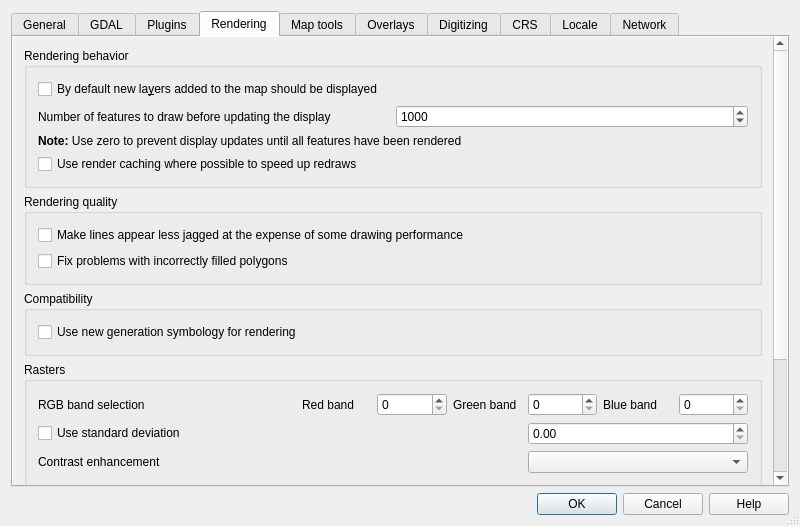
Above: src/ui/qgsoptionsbase.ui from qgis/QGIS before the change. Below: the same form after it.
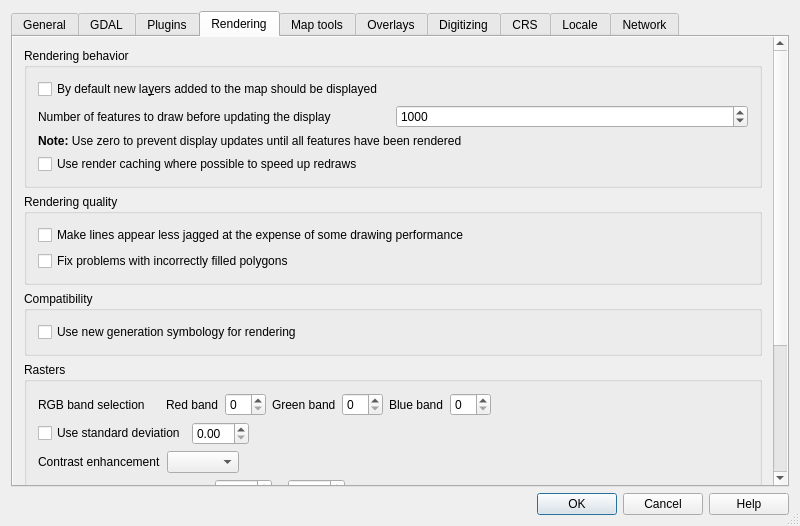
That is the form after the change. The open tabs and pages were chosen to show the change. Icons and pictures are not drawn. Custom widgets are drawn as their Qt base class.

Commit message: raster cumulative cut optional limits

The edit to the form file:
```diff
--- a/src/ui/qgsoptionsbase.ui
+++ b/src/ui/qgsoptionsbase.ui
@@ -941,9 +941,9 @@
           <property name="geometry">
            <rect>
             <x>0</x>
-            <y>0</y>
-            <width>760</width>
-            <height>625</height>
+            <y>-169</y>
+            <width>766</width>
+            <height>621</height>
            </rect>
           </property>
           <layout class="QGridLayout" name="gridLayout_8">
@@ -1039,6 +1039,218 @@
              </layout>
             </widget>
            </item>
+           <item row="3" column="0">
+            <widget class="QGroupBox" name="groupBox_14">
+             <property name="title">
+              <string>Rasters</string>
+             </property>
+             <layout class="QVBoxLayout" name="verticalLayout_4">
+              <item>
+               <widget class="QWidget" name="widget" native="true">
+                <layout class="QHBoxLayout" name="horizontalLayout_19">
+                 <property name="margin">
+                  <number>0</number>
+                 </property>
+                 <item>
+                  <widget class="QLabel" name="label_21">
+                   <property name="text">
+                    <string>RGB band selection</string>
+                   </property>
+                  </widget>
+                 </item>
+                 <item>
+                  <spacer name="horizontalSpacer_19">
+                   <property name="orientation">
+                    <enum>Qt::Horizontal</enum>
+                   </property>
+                   <property name="sizeType">
+                    <enum>QSizePolicy::Maximum</enum>
+                   </property>
+                   <property name="sizeHint" stdset="0">
+                    <size>
+                     <width>15</width>
+                     <height>20</height>
+                    </size>
+                   </property>
+                  </spacer>
+                 </item>
+                 <item>
+                  <widget class="QLabel" name="label_22">
+                   <property name="text">
+                    <string>Red band</string>
+                   </property>
+                  </widget>
+                 </item>
+                 <item>
+                  <widget class="QSpinBox" name="spnRed"/>
+                 </item>
+                 <item>
+                  <widget class="QLabel" name="label_23">
+                   <property name="text">
+                    <string>Green band</string>
+                   </property>
+                  </widget>
+                 </item>
+                 <item>
+                  <widget class="QSpinBox" name="spnGreen"/>
+                 </item>
+                 <item>
+                  <widget class="QLabel" name="label_24">
+                   <property name="text">
+                    <string>Blue band</string>
+                   </property>
+                  </widget>
+                 </item>
+                 <item>
+                  <widget class="QSpinBox" name="spnBlue"/>
+                 </item>
+                 <item>
+                  <spacer name="horizontalSpacer_20">
+                   <property name="orientation">
+                    <enum>Qt::Horizontal</enum>
+                   </property>
+                   <property name="sizeHint" stdset="0">
+                    <size>
+                     <width>40</width>
+                     <height>20</height>
+                    </size>
+                   </property>
+                  </spacer>
+                 </item>
+                </layout>
+               </widget>
+              </item>
+              <item>
+               <widget class="QWidget" name="widget_2" native="true">
+                <layout class="QHBoxLayout" name="horizontalLayout_20">
+                 <property name="margin">
+                  <number>0</number>
+                 </property>
+                 <item>
+                  <widget class="QCheckBox" name="chkUseStandardDeviation">
+                   <property name="text">
+                    <string>Use standard deviation</string>
+                   </property>
+                  </widget>
+                 </item>
+                 <item>
+                  <widget class="QDoubleSpinBox" name="spnThreeBandStdDev">
+                   <property name="maximum">
+                    <double>10.000000000000000</double>
+                   </property>
+                   <property name="singleStep">
+                    <double>0.100000000000000</double>
+                   </property>
+                  </widget>
+                 </item>
+                 <item>
+                  <spacer name="horizontalSpacer_21">
+                   <property name="orientation">
+                    <enum>Qt::Horizontal</enum>
+                   </property>
+                   <property name="sizeHint" stdset="0">
+                    <size>
+                     <width>258</width>
+                     <height>20</height>
+                    </size>
+                   </property>
+                  </spacer>
+                 </item>
+                </layout>
+               </widget>
+              </item>
+              <item>
+               <widget class="QWidget" name="widget_3" native="true">
+                <layout class="QHBoxLayout" name="horizontalLayout_22">
+                 <property name="margin">
+                  <number>0</number>
+                 </property>
+                 <item>
+                  <widget class="QLabel" name="label_37">
+                   <property name="text">
+                    <string>Contrast enhancement</string>
+                   </property>
+                  </widget>
+                 </item>
+                 <item>
+                  <widget class="QComboBox" name="cboxContrastEnhancementAlgorithm"/>
+                 </item>
+                 <item>
+                  <spacer name="horizontalSpacer_23">
+                   <property name="orientation">
+                    <enum>Qt::Horizontal</enum>
+                   </property>
+                   <property name="sizeHint" stdset="0">
+                    <size>
+                     <width>208</width>
+                     <height>20</height>
+                    </size>
+                   </property>
+                  </spacer>
+                 </item>
+                </layout>
+               </widget>
+              </item>
+              <item>
+               <widget class="QWidget" name="widget_4" native="true">
+                <layout class="QHBoxLayout" name="horizontalLayout_18">
+                 <property name="margin">
+                  <number>0</number>
+                 </property>
+                 <item>
+                  <widget class="QLabel" name="label_36">
+                   <property name="text">
+                    <string>Cumulative pixel count cut limits</string>
+                   </property>
+                  </widget>
+                 </item>
+                 <item>
+                  <widget class="QDoubleSpinBox" name="mRasterCumulativeCutLowerDoubleSpinBox">
+                   <property name="decimals">
+                    <number>1</number>
+                   </property>
+                  </widget>
+                 </item>
+                 <item>
+                  <widget class="QLabel" name="label_34">
+                   <property name="text">
+                    <string>-</string>
+                   </property>
+                  </widget>
+                 </item>
+                 <item>
+                  <widget class="QDoubleSpinBox" name="mRasterCumulativeCutUpperDoubleSpinBox">
+                   <property name="decimals">
+                    <number>1</number>
+                   </property>
+                  </widget>
+                 </item>
+                 <item>
+                  <widget class="QLabel" name="label_35">
+                   <property name="text">
+                    <string>%</string>
+                   </property>
+                  </widget>
+                 </item>
+                 <item>
+                  <spacer name="horizontalSpacer_18">
+                   <property name="orientation">
+                    <enum>Qt::Horizontal</enum>
+                   </property>
+                   <property name="sizeHint" stdset="0">
+                    <size>
+                     <width>123</width>
+                     <height>20</height>
+                    </size>
+                   </property>
+                  </spacer>
+                 </item>
+                </layout>
+               </widget>
+              </item>
+             </layout>
+            </widget>
+           </item>
            <item row="4" column="0">
             <widget class="QGroupBox" name="groupBox_2">
              <property name="title">
@@ -1085,79 +1297,6 @@
              </layout>
             </widget>
            </item>
-           <item row="3" column="0">
-            <widget class="QGroupBox" name="groupBox_14">
-             <property name="title">
-              <string>Rasters</string>
-             </property>
-             <layout class="QGridLayout" name="gridLayout_12">
-              <item row="0" column="0">
-               <widget class="QLabel" name="label_21">
-                <property name="text">
-                 <string>RGB band selection</string>
-                </property>
-               </widget>
-              </item>
-              <item row="0" column="3">
-               <widget class="QLabel" name="label_22">
-                <property name="text">
-                 <string>Red band</string>
-                </property>
-               </widget>
-              </item>
-              <item row="0" column="4">
-               <widget class="QSpinBox" name="spnRed"/>
-              </item>
-              <item row="0" column="5">
-               <widget class="QLabel" name="label_23">
-                <property name="text">
-                 <string>Green band</string>
-                </property>
-               </widget>
-              </item>
-              <item row="0" column="6">
-               <widget class="QSpinBox" name="spnGreen"/>
-              </item>
-              <item row="0" column="7">
-               <widget class="QLabel" name="label_24">
-                <property name="text">
-                 <string>Blue band</string>
-                </property>
-               </widget>
-              </item>
-              <item row="0" column="8">
-               <widget class="QSpinBox" name="spnBlue"/>
-              </item>
-              <item row="1" column="0" colspan="3">
-               <widget class="QCheckBox" name="chkUseStandardDeviation">
-                <property name="text">
-                 <string>Use standard deviation</string>
-                </property>
-               </widget>
-              </item>
-              <item row="2" column="0" colspan="2">
-               <widget class="QLabel" name="label_25">
-                <property name="text">
-                 <string>Contrast enhancement</string>
-                </property>
-               </widget>
-              </item>
-              <item row="1" column="6" colspan="3">
-               <widget class="QDoubleSpinBox" name="spnThreeBandStdDev">
-                <property name="maximum">
-                 <double>10.000000000000000</double>
-                </property>
-                <property name="singleStep">
-                 <double>0.100000000000000</double>
-                </property>
-               </widget>
-              </item>
-              <item row="2" column="6" colspan="3">
-               <widget class="QComboBox" name="cboxContrastEnhancementAlgorithm"/>
-              </item>
-             </layout>
-            </widget>
-           </item>
           </layout>
          </widget>
         </widget>
```
Left out of the diff: 30 changed lines with no effect on the pictures. The commit also changes 4 other files.
